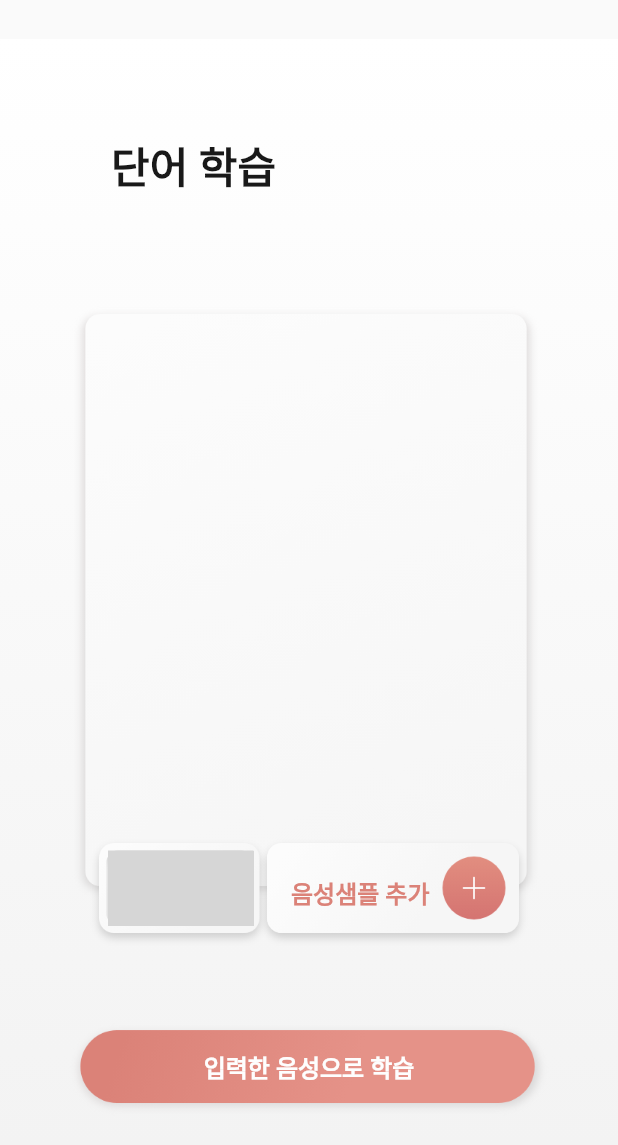
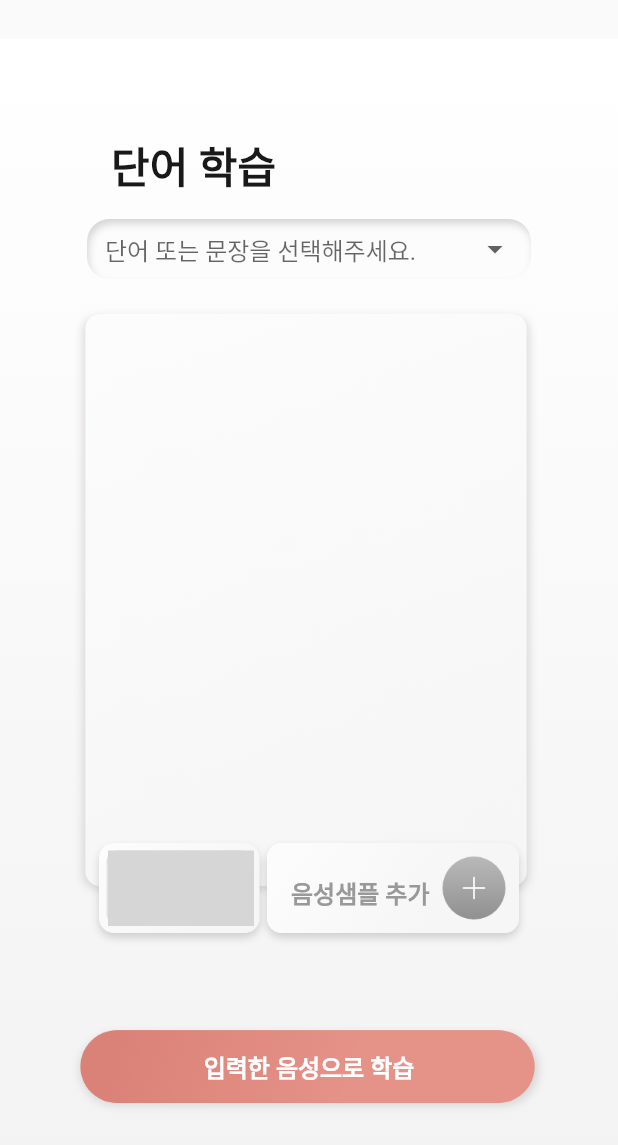
Before and after one commit to ThinkingDobby/personalized_speech_interpreter, a Flutter app: the TrainingPage screen opened by its route, on a phone screen of 412 x 824 dp. Shown: the top 1145 px of the screen. Run offline on Flutter 3.47's test engine with Material 2 defaults, Android fonts, the phone set to English and light mode, and no system bars; drawn by our look-alikes of dropdown_button2; our stand-ins replace assets_audio_player, fluttertoast, permission_handler, sprintf; missing offline and left inert: adobe_xd, audio_waveforms, fftea, flutter_sound; Roboto replaces fonts that are missing (Pretendard); grey boxes are pictures that could not be loaded.

Commit message:
드롭다운 추가

```diff
--- a/lib/TrainingPage.dart
+++ b/lib/TrainingPage.dart
@@ -6,13 +6,16 @@ import 'dart:ui' as ui;
 
 import 'package:audio_waveforms/audio_waveforms.dart';
 import 'package:flutter/material.dart';
+import 'package:fluttertoast/fluttertoast.dart';
 import 'package:path/path.dart';
 import 'package:path_provider/path_provider.dart';
 import 'package:permission_handler/permission_handler.dart';
 import 'package:intl/date_symbol_data_local.dart';
+import 'package:dropdown_button2/dropdown_button2.dart';
 
 import 'package:flutter_sound/flutter_sound.dart';
 import 'package:assets_audio_player/assets_audio_player.dart';
+import 'package:personalized_speech_interpreter/data/TrainingLabel.dart';
 import 'package:personalized_speech_interpreter/tcpClients/FileTransferTestClient.dart';
 
 import 'file/FileLoader.dart';
@@ -53,6 +56,12 @@ class _TrainingPageState extends State<TrainingPage> {
   final _fl = FileLoader();
 
   late FileTransferTestClient _client;
+
+  // 단어 리스트
+  List<String> words = TrainingLabel.words;
+  String? _selectedWord;
+
+  TextEditingController dropDownTextController = TextEditingController();
 
   @override
   void initState() {
@@ -95,8 +104,87 @@ class _TrainingPageState extends State<TrainingPage> {
                           softWrap: false,
                         ),
                       ),
-                      // 단어 선택창
-                      const SizedBox(height: 72),
+                      const SizedBox(height: 16),
+                      Stack(
+                        children: [
+                          Container(
+                            width: 296, height: 40,
+                            child: Image.asset("assets/images/main_iv_word.png"),
+                          ),
+                          DropdownButtonHideUnderline(
+                              child: DropdownButton2(
+                                buttonPadding: const EdgeInsets.fromLTRB(12, 0, 12, 0),
+                                dropdownElevation: 1,
+                                isExpanded: true,
+                                hint: Text(
+                                  '단어 또는 문장을 선택해주세요.',
+                                  style: TextStyle(
+                                    fontSize: 16,
+                                    color: Theme.of(context).hintColor,
+                                  ),
+                                ),
+                                items: words.map((item) => DropdownMenuItem<String>(
+                                  value: item,
+                                  child: Text(
+                                    item,
+                                    style: const TextStyle(
+                                      fontSize: 16,
+                                    ),
+                                  ),
+                                )
+                                ).toList(),
+                                value: _selectedWord,
+                                onChanged: (value) {
+                                  setState(() {
+                                    _selectedWord = value as String;
+                                  });
+                                },
+                                offset: const Offset(4, -4),
+                                dropdownWidth: 284,
+                                buttonHeight: 40,
+                                buttonWidth: 296,
+                                itemHeight: 40,
+                                dropdownMaxHeight: 240,
+                                searchController: dropDownTextController,
+                                searchInnerWidget: Padding(
+                                  padding: const EdgeInsets.only(
+                                    top: 8,
+                                    bottom: 4,
+                                    right: 8,
+                                    left: 8,
+                                  ),
+                                  child: TextFormField(
+                                    controller: dropDownTextController,
+                                    decoration: InputDecoration(
+                                        isDense: true,
+                                        contentPadding: const EdgeInsets.symmetric(
+                                          horizontal: 12,
+                                          vertical: 10,
+                                        ),
+                                        hintText: '검색어를 입력해주세요.',
+                                        hintStyle: const TextStyle(fontSize: 16),
+                                        border: OutlineInputBorder(
+                                          borderRadius: BorderRadius.circular(8),
+                                        ),
+                                        focusedBorder: const OutlineInputBorder(
+                                          borderSide: BorderSide(color: Color(0xffDB8278), width: 2.0),
+                                        )
+                                    ),
+                                  ),
+                                ),
+                                searchMatchFn: (item, searchValue) {
+                                  return (item.value.toString().contains(searchValue));
+                                },
+                                //This to clear the search value when you close the menu
+                                onMenuStateChange: (isOpen) {
+                                  if (!isOpen) {
+                                    dropDownTextController.clear();
+                                  }
+                                },
+                              )),
+                        ],
+                      ),
+                      const SizedBox(height: 16),
                       Container(
                         alignment: Alignment.topCenter,
                         width: 320,
@@ -270,12 +358,12 @@ class _TrainingPageState extends State<TrainingPage> {
                               height: 98,
                               child: Visibility(
                                   visible: !_isControlActivated,
-                                  child: const Text(
+                                  child: Text(
                                     "음성샘플 추가",
                                     style: TextStyle(
                                       fontFamily: 'Pretendard',
                                       fontSize: 16,
-                                      color: Color(0xffDB8278),
+                                      color: _selectedWord != null ? const Color(0xffDB8278) : const Color(0xff999999),
                                       fontWeight: FontWeight.w600,
                                     ),
                                   )),
@@ -284,7 +372,7 @@ class _TrainingPageState extends State<TrainingPage> {
                               margin: const EdgeInsets.fromLTRB(246, 366, 0, 0),
                               width: 52,
                               height: 52,
-                              child: Visibility(
+                              child: _selectedWord != null ? Visibility(
                                   visible: !_isControlActivated,
                                   child: GestureDetector(
                                     onTapDown: (_) => setState(() {
@@ -307,7 +395,19 @@ class _TrainingPageState extends State<TrainingPage> {
                                             "assets/images/training_btn_add.png",
                                             gaplessPlayback: true,
                                           ),
-                                  )),
+                                  )) : GestureDetector(
+                                      onTapDown: (_) => setState(() {
+                                        Fluttertoast.showToast(
+                                            msg: "단어 또는 문장을 선택해주세요.",
+                                            toastLength: Toast.LENGTH_SHORT,
+                                            gravity: ToastGravity.CENTER,
+                                            timeInSecForIosWeb: 1,
+                                            backgroundColor: Color(0xff999999),
+                                            textColor: Color(0xfffefefe),
+                                            fontSize: 16.0);
+                                      }),
+                                      child:Image.asset("assets/images/training_btn_add_disabled.png", gaplessPlayback: true),
+                                    )
                             ),
                           ],
                         ),
@@ -565,6 +665,7 @@ class _TrainingPageState extends State<TrainingPage> {
   @override
   void dispose() {
     _recorderController.dispose();
+    dropDownTextController.dispose();
     super.dispose();
   }
 }
--- /dev/null
+++ b/lib/data/TrainingLabel.dart
@@ -0,0 +1,6 @@
+class TrainingLabel {
+  static List<String> words = [
+    '거실 불 켜',
+    '거실 불 꺼',
+  ];
+}
--- a/pubspec.yaml
+++ b/pubspec.yaml
@@ -30,11 +30,14 @@ dependencies:
   flutter:
     sdk: flutter
 
+  # basic
   permission_handler: ^8.1.2
   path: ^1.8.0
   path_provider: ^2.0.11
   intl: ^0.17.0
   sprintf: ^6.0.2
+  dropdown_button2: ^1.7.2
+  fluttertoast: ^8.0.9
 
   # xd to flutter
   adobe_xd: 2.0.1
@@ -45,7 +48,7 @@ dependencies:
   # for playing
   assets_audio_player: ^3.0.3+3
 
-  # fast fourier transformation
+  # fast fourier transformation - temp
   fftea: ^1.2.0+1
 
 
```
Also changed, not shown: assets/images/main_iv_word.png (added), assets/images/training_btn_add_disabled.png (added), pubspec.lock.
